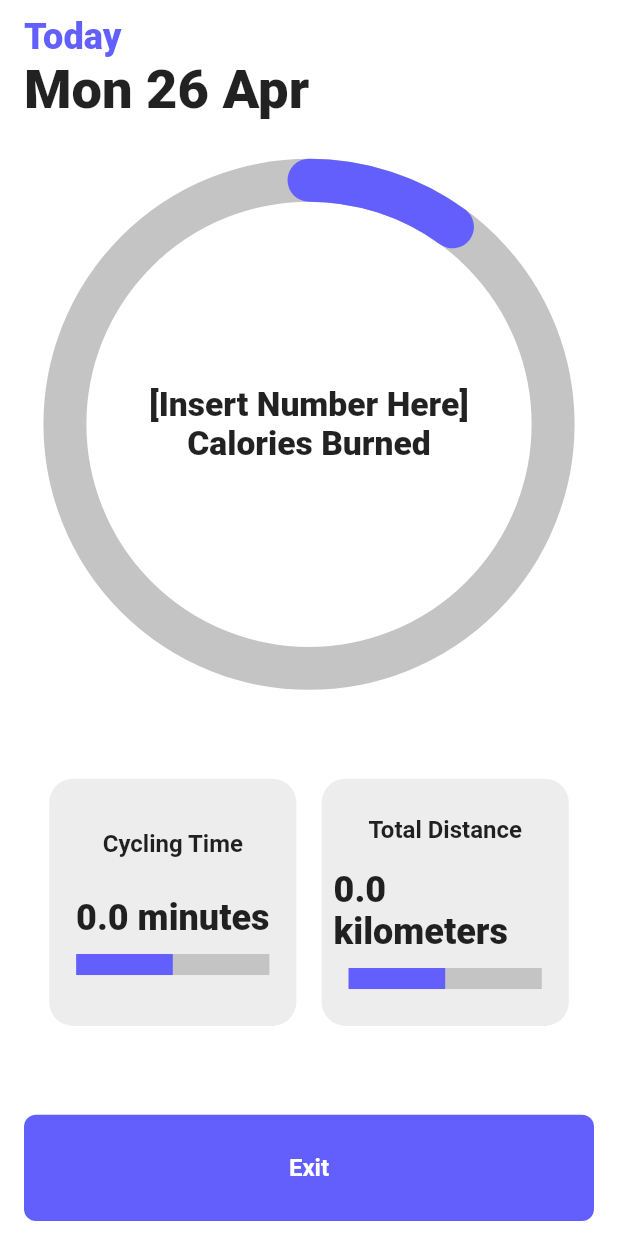
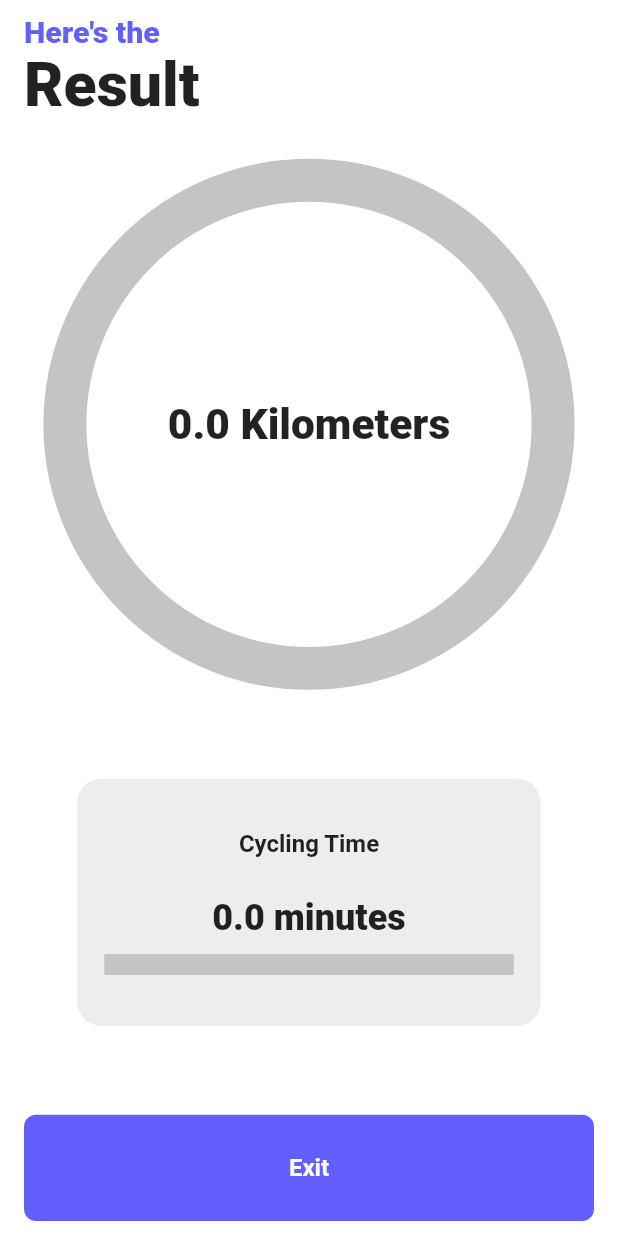
Before and after one commit to angelohizon-coder/Padyak, a Flutter app: the ResultPage screen opened directly with empty values, on a phone screen of 412 x 824 dp. Run offline on Flutter 3.47's test engine with Material 2 defaults, Android fonts, the phone set to English and light mode, and no system bars; drawn by our look-alikes of auto_size_text, percent_indicator; our stand-ins replace dio, flutter_spinkit, geolocator, google_maps_flutter, location, sliding_up_panel.

Commit message:
some changes in panel_widget and result_page

```diff
--- a/lib/pages/result_page.dart
+++ b/lib/pages/result_page.dart
@@ -6,17 +6,16 @@ import 'package:flutter/material.dart';
 import 'package:percent_indicator/percent_indicator.dart';
 
 class ResultPage extends StatefulWidget {
-  final double distance;
+  late final double distance;
   final double estimatedTime;
 
-  ResultPage({required this.distance,required this.estimatedTime});
+  ResultPage({required this.distance, required this.estimatedTime});
 
   @override
   _ResultPageState createState() => _ResultPageState();
 }
 
 class _ResultPageState extends State<ResultPage> {
-
   @override
   Widget build(BuildContext context) {
     return Scaffold(
@@ -34,15 +33,15 @@ class _ResultPageState extends State<ResultPage> {
                     crossAxisAlignment: CrossAxisAlignment.start,
                     children: const [
                       Text(
-                        'Today',
+                        'Here\'s the',
                         style: TextStyle(
                           color: Color(0xFF625FFD),
-                          fontSize: 16,
+                          fontSize: 12,
                           fontWeight: FontWeight.w900,
                         ),
                       ),
                       Text(
-                        'Mon 26 Apr',
+                        'Result',
                         style: TextStyle(
                           fontSize: 24,
                           fontWeight: FontWeight.w900,
@@ -61,11 +60,12 @@ class _ResultPageState extends State<ResultPage> {
                     child: CircularPercentIndicator(
                       radius: MediaQuery.of(context).size.width * 0.75,
                       lineWidth: 25.0,
-                      percent: 0.1,
+                      percent:
+                          (widget.distance > 100) ? 1 : widget.distance / 100,
                       center: Text(
-                        '[Insert Number Here] \nCalories Burned',
+                        '${widget.distance} Kilometers',
                         style: TextStyle(
-                          fontSize: MediaQuery.of(context).size.width * 0.0475,
+                          fontSize: MediaQuery.of(context).size.width * 0.06,
                           fontWeight: FontWeight.w900,
                         ),
                         textAlign: TextAlign.center,
@@ -85,7 +85,7 @@ class _ResultPageState extends State<ResultPage> {
                   children: [
                     Container(
                       height: MediaQuery.of(context).size.width * 0.4,
-                      width: MediaQuery.of(context).size.width * 0.4,
+                      width: MediaQuery.of(context).size.width * 0.75,
                       child: Padding(
                         padding: const EdgeInsets.all(8.0),
                         child: Column(
@@ -114,57 +114,14 @@ class _ResultPageState extends State<ResultPage> {
                                 ),
                                 LinearPercentIndicator(
                                   lineHeight: 14.0,
-                                  percent: 0.5,
+                                  percent: (widget.estimatedTime > 100)
+                                      ? 1
+                                      : widget.estimatedTime / 100,
                                   backgroundColor: const Color(0xFFC4C4C4),
                                   progressColor: const Color(0xFF625FFD),
                                 )
                               ],
                             ),
-                          ],
-                        ),
-                      ),
-                      decoration: BoxDecoration(
-                        borderRadius: BorderRadius.circular(16),
-                        color: const Color(0xFFEDEDED),
-                      ),
-                    ),
-                    Container(
-                      height: MediaQuery.of(context).size.width * 0.4,
-                      width: MediaQuery.of(context).size.width * 0.4,
-                      child: Padding(
-                        padding: const EdgeInsets.all(8.0),
-                        child: Column(
-                          mainAxisAlignment: MainAxisAlignment.spaceEvenly,
-                          children: [
-                            const Center(
-                              child: Text(
-                                'Total Distance',
-                                style: TextStyle(
-                                  fontSize: 16,
-                                  fontWeight: FontWeight.w700,
-                                ),
-                              ),
-                            ),
-                            Column(
-                              children: [
-                                Text(
-                                  '${widget.distance} kilometers',
-                                  style: const TextStyle(
-                                    fontSize: 24,
-                                    fontWeight: FontWeight.w900,
-                                  ),
-                                ),
-                                const SizedBox(
-                                  height: 10,
-                                ),
-                                LinearPercentIndicator(
-                                  lineHeight: 14.0,
-                                  percent: 0.5,
-                                  backgroundColor: const Color(0xFFC4C4C4),
-                                  progressColor: const Color(0xFF625FFD),
-                                )
-                              ],
-                            )
                           ],
                         ),
                       ),
```
Also changed, not shown: lib/pages/panel_widget.dart (+0 -34 lines).
